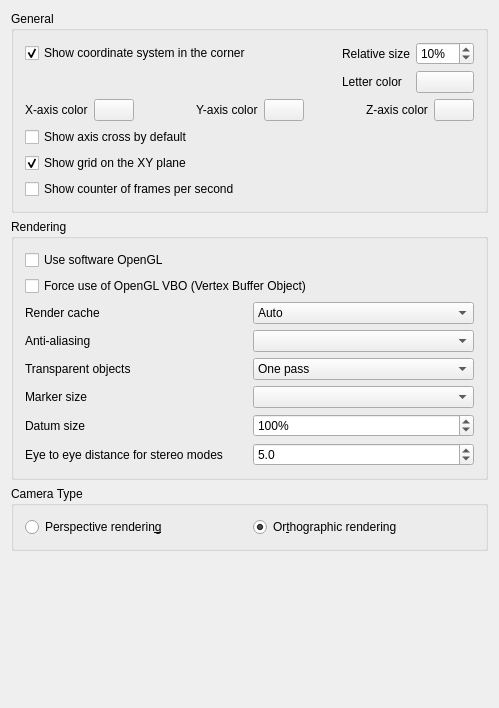
otherworld-dev/FuCadUp, file src/Gui/PreferencePages/DlgSettings3DView.ui: the form before one commit.
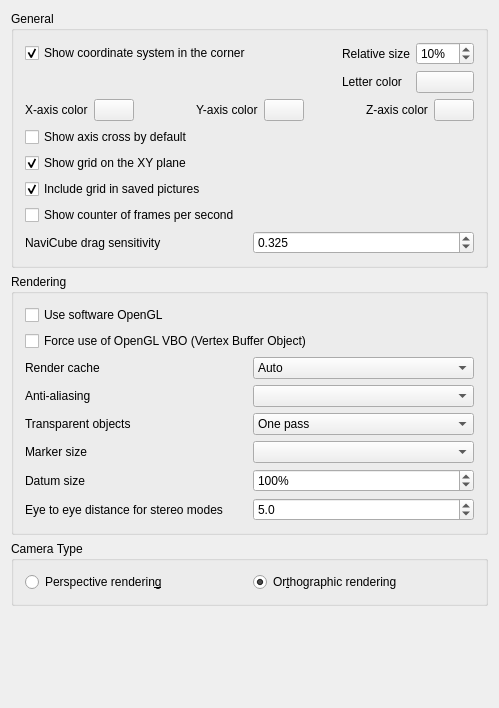
The form after the commit. Custom widgets are drawn as their Qt base class.

Commit message: fix(prefs): make Fusion defaults real and expose the new switches

```diff
--- a/src/Gui/PreferencePages/DlgSettings3DView.ui
+++ b/src/Gui/PreferencePages/DlgSettings3DView.ui
@@ -271,6 +271,25 @@
         </property>
        </widget>
       </item>
+      <item>
+       <widget class="Gui::PrefCheckBox" name="CheckBox_GridInScreenshots">
+        <property name="toolTip">
+         <string>Include the grid on the XY plane when saving a picture of the 3D view</string>
+        </property>
+        <property name="text">
+         <string>Include grid in saved pictures</string>
+        </property>
+        <property name="checked">
+         <bool>true</bool>
+        </property>
+        <property name="prefEntry" stdset="0">
+         <cstring>GridInScreenshots</cstring>
+        </property>
+        <property name="prefPath" stdset="0">
+         <cstring>View</cstring>
+        </property>
+       </widget>
+      </item>
       <item>
        <widget class="Gui::PrefCheckBox" name="CheckBox_ShowFPS">
         <property name="toolTip">
@@ -288,6 +307,51 @@
         </property>
        </widget>
       </item>
+      <item>
+       <layout class="QHBoxLayout" name="horizontalLayoutNaviCubeDragSensitivity">
+        <item>
+         <widget class="QLabel" name="naviCubeDragSensitivityLabel">
+          <property name="text">
+           <string>NaviCube drag sensitivity</string>
+          </property>
+         </widget>
+        </item>
+        <item>
+         <widget class="Gui::PrefDoubleSpinBox" name="DoubleSpinBox_NaviCubeDragSensitivity">
+          <property name="minimumSize">
+           <size>
+            <width>120</width>
+            <height>0</height>
+           </size>
+          </property>
+          <property name="toolTip">
+           <string>How far the camera rotates while dragging the NaviCube</string>
+          </property>
+          <property name="decimals">
+           <number>3</number>
+          </property>
+          <property name="minimum">
+           <double>0.050000000000000</double>
+          </property>
+          <property name="maximum">
+           <double>2.000000000000000</double>
+          </property>
+          <property name="singleStep">
+           <double>0.025000000000000</double>
+          </property>
+          <property name="value">
+           <double>0.325000000000000</double>
+          </property>
+          <property name="prefEntry" stdset="0">
+           <cstring>NaviCubeDragSensitivity</cstring>
+          </property>
+          <property name="prefPath" stdset="0">
+           <cstring>View</cstring>
+          </property>
+         </widget>
+        </item>
+       </layout>
+      </item>
      </layout>
     </widget>
    </item>
```
The commit also changes 17 other files.
